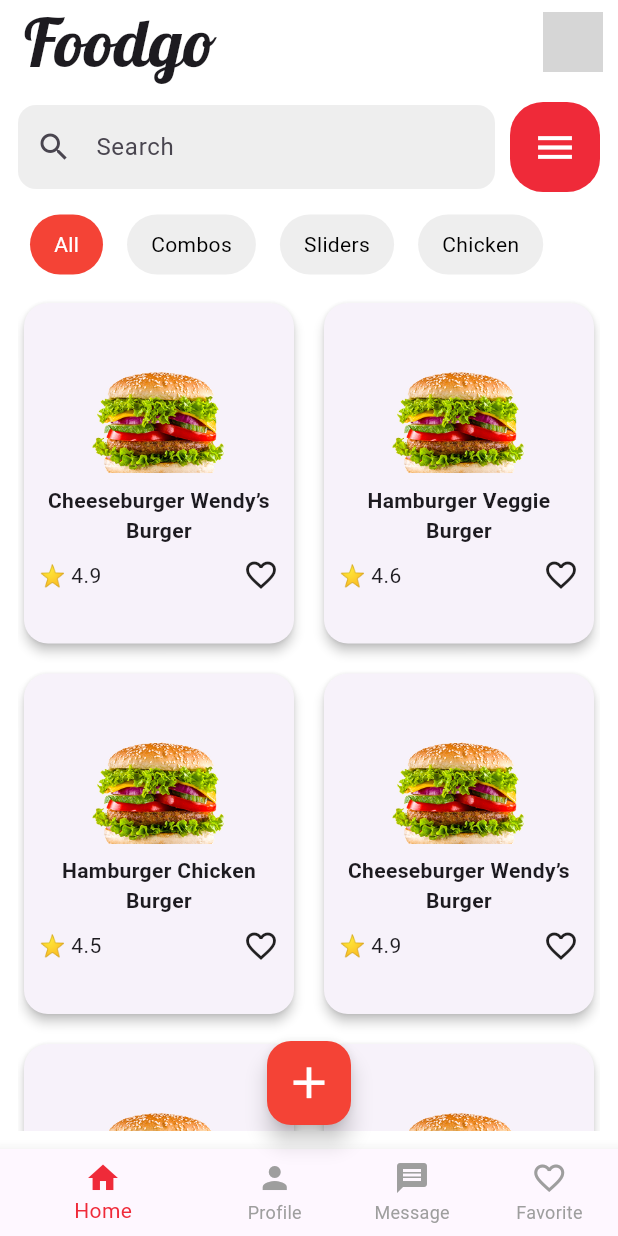
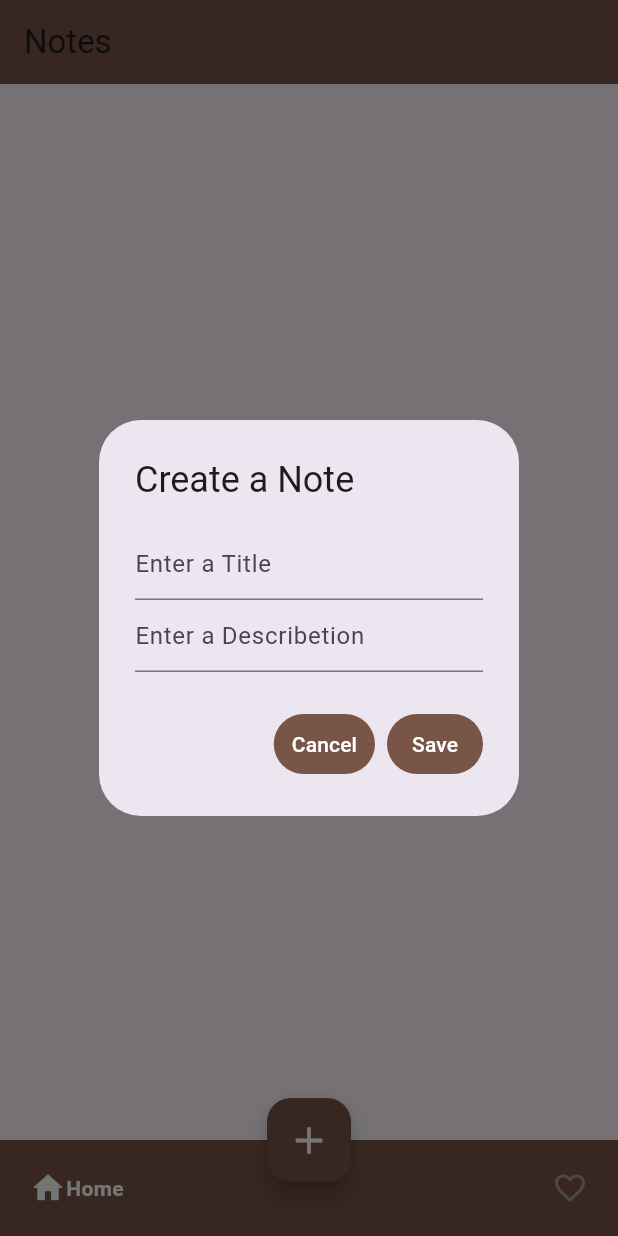
Before and after one commit to meredwan/LWN_Al_Project, a Flutter app: the screen it shows after launch, after a tap on the "add" icon, on a phone screen of 412 x 824 dp. Run offline on Flutter 3.47's test engine with Material 3 defaults, Android fonts, the phone set to English and light mode, and no system bars; drawn by our look-alikes of google_nav_bar; grey boxes are pictures that could not be loaded.

Commit message:
Assignment 21 Done

```diff
--- a/lib/app.dart
+++ b/lib/app.dart
@@ -1,15 +1,14 @@
 import 'package:assignment/screens/home_page.dart';
-import 'package:assignment/screens/splash_screen.dart';
 import 'package:flutter/material.dart';
 
-class foodgoApp extends StatelessWidget {
-  const foodgoApp({super.key});
+class NotepadApp extends StatelessWidget {
+  const NotepadApp({super.key});
 
   @override
   Widget build(BuildContext context) {
     return  MaterialApp(
       debugShowCheckedModeBanner: false,
-      home: SplashScreen(),
+      home: HomePage(),
     );
   }
 }
--- a/lib/main.dart
+++ b/lib/main.dart
@@ -2,5 +2,5 @@ import 'package:assignment/app.dart';
 import 'package:flutter/material.dart';
 
 void main() {
-  runApp(foodgoApp());
+  runApp(NotepadApp());
 }
--- a/lib/screens/home_page.dart
+++ b/lib/screens/home_page.dart
@@ -1,211 +1,95 @@
+import 'package:assignment/screens/favourite_screen.dart';
+import 'package:assignment/screens/note_screen.dart';
 import 'package:flutter/material.dart';
-import 'package:google_fonts/google_fonts.dart';
+import 'package:google_nav_bar/google_nav_bar.dart';
 
-import 'details_screens.dart';
+class HomePage extends StatefulWidget {
+  const HomePage({super.key});
 
-/// Home Screen
-class HomeScreen extends StatelessWidget {
-  const HomeScreen({super.key});
+  @override
+  State<HomePage> createState() => _HomePageState();
+}
+
+class _HomePageState extends State<HomePage> {
+  int currentIndex = 0;
+  List<Widget> pages = [NoteScreen(), FavouriteScreen()];
 
   @override
   Widget build(BuildContext context) {
-    final categories = ["All", "Combos", "Sliders", "Chicken"];
-    final burgers = [
-      {
-        "title": "Cheeseburger Wendy’s Burger",
-        "rating": 4.9,
-        "image": "assets/images/image 9.png",
+    return Scaffold(
+      appBar: AppBar(backgroundColor: Colors.brown, title: Text("Notes")),
+      body: Column(children: []),
+      bottomNavigationBar: GNav(
+        onTabChange: (value) {
+          setState(() {
+            currentIndex = value;
+          });
         },
-      {
-        "title": "Hamburger Veggie Burger",
-        "rating": 4.6,
-        "image": "assets/images/image 9.png",
-      },
-      {
-        "title": "Hamburger Chicken Burger",
-        "rating": 4.5,
-        "image": "assets/images/image 9.png",
-      },
-      {
-        "title": "Cheeseburger Wendy’s Burger",
-        "rating": 4.9,
-        "image": "assets/images/image 9.png",
-      },
-      {
-        "title": "Hamburger Veggie Burger",
-        "rating": 4.6,
-        "image": "assets/images/image 9.png",
-      },
-      {
-        "title": "Hamburger Chicken Burger",
-        "rating": 4.5,
-        "image": "assets/images/image 9.png",
-      },
-    ];
-
-    return Scaffold(
-      backgroundColor: Colors.white,
-      appBar: AppBar(
-        backgroundColor: Colors.white,
-        title: Text(
-          "Foodgo",
-          style: GoogleFonts.lobster(textStyle: TextStyle(fontSize: 45)),
-        ),
-        actions: const [
-          CircleAvatar(backgroundImage: AssetImage("assets/user.png")),
-          SizedBox(width: 10),
+        backgroundColor: Colors.brown,
+        activeColor: Colors.white,
+        color: Colors.grey,
+        selectedIndex: currentIndex,
+        iconSize: 24,
+        padding: EdgeInsets.symmetric(horizontal: 20, vertical: 20),
+        tabs: [
+          GButton(icon: Icons.home, text: 'Home'),
+          GButton(icon: Icons.favorite_border, text: 'Likes'),
         ],
       ),
-      body: Padding(
-        padding: const EdgeInsets.all(12.0),
-        child: Column(
-          crossAxisAlignment: CrossAxisAlignment.start,
+      floatingActionButton: FloatingActionButton(
+        mini: false,
+        backgroundColor: Colors.brown,
+        onPressed: () {
+          _showAlertDialog(context);
+        },
+        child: Icon(Icons.add, color: Colors.white, size: 30),
+      ),
+      floatingActionButtonLocation: FloatingActionButtonLocation.centerDocked,
+    );
+  }
+
+  void _showAlertDialog(BuildContext context) {
+    showDialog(
+      context: context,
+      builder: (context) {
+        return Center(
+          child: SingleChildScrollView(
+            child: AlertDialog(
+              title: Text("Create a Note"),
+              content: Column(
                 children: [
-            /// Search Bar
-            Row(
-              children: [
-                Expanded(
-                  child: TextField(
+                  TextFormField(
+                    decoration: InputDecoration(hintText: "Enter a Title"),
+                  ),
+                  TextFormField(
                     decoration: InputDecoration(
-                      prefixIcon: const Icon(Icons.search),
-                      hintText: "Search",
-                      filled: true,
-                      fillColor: Colors.grey[200],
-                      border: OutlineInputBorder(
-                        borderRadius: BorderRadius.circular(12),
-                        borderSide: BorderSide.none,
-                      ),
-                    ),
-                  ),
-                ),
-                SizedBox(width: 10),
-                Container(
-                  height: 60,
-                  width: 60,
-                  decoration: BoxDecoration(
-                    color: Color(0XFFef2a39),
-                    borderRadius: BorderRadius.circular(22),
-                  ),
-                  child: Center(
-                    child: Icon(Icons.menu, color: Colors.white, size: 30),
+                      hintText: "Enter a Describetion",
                     ),
                   ),
                 ],
               ),
-            const SizedBox(height: 15),
-
-            /// Categories
-            SizedBox(
-              height: 40,
-              child: ListView.builder(
-                scrollDirection: Axis.horizontal,
-                itemCount: categories.length,
-                itemBuilder: (context, index) {
-                  return Container(
-                    margin: const EdgeInsets.symmetric(horizontal: 8),
-                    padding: const EdgeInsets.symmetric(
-                      horizontal: 16,
-                      vertical: 8,
+              actions: [
+                TextButton(
+                  onPressed: () {},
+                  style: TextButton.styleFrom(
+                    backgroundColor: Colors.brown,
+                    foregroundColor: Colors.white,
                   ),
-                    decoration: BoxDecoration(
-                      color: index == 0 ? Colors.red : Colors.grey[200],
-                      borderRadius: BorderRadius.circular(20),
+                  child: Text("Cancel"),
                 ),
-                    child: Center(
-                      child: Text(
-                        categories[index],
-                        style: TextStyle(
-                          color: index == 0 ? Colors.white : Colors.black,
+                TextButton(
+                  onPressed: () {},
+                  style: TextButton.styleFrom(
+                    backgroundColor: Colors.brown,
+                    foregroundColor: Colors.white,
                   ),
-                      ),
-                    ),
-                  );
-                },
-              ),
-            ),
-            const SizedBox(height: 15),
-
-            /// Burger Grid
-            Expanded(
-              child: GridView.builder(
-                gridDelegate: const SliverGridDelegateWithFixedCrossAxisCount(
-                  crossAxisCount: 2,
-                  crossAxisSpacing: 12,
-                  mainAxisSpacing: 12,
-                  childAspectRatio: 0.8,
-                ),
-                itemCount: burgers.length,
-                itemBuilder: (context, index) {
-                  final burger = burgers[index];
-                  return GestureDetector(
-                    onTap: () {
-                      Navigator.push(
-                        context,
-                        MaterialPageRoute(
-                          builder: (_) => ProductScreen(burger: burger),
-                        ),
-                      );
-                    },
-                    child: Card(
-                      shape: RoundedRectangleBorder(
-                        borderRadius: BorderRadius.circular(16),
-                      ),
-                      elevation: 3,
-                      child: Column(
-                        mainAxisAlignment: MainAxisAlignment.center,
-                        children: [
-                          Image.asset("assets/images/sp-1.png", height: 80),
-                          Padding(
-                            padding: const EdgeInsets.all(8.0),
-                            child: Text(
-                              "${burger["title"]}",
-                              textAlign: TextAlign.center,
-                              style: const TextStyle(
-                                fontWeight: FontWeight.bold,
-                                fontSize: 14,
-                              ),
-                            ),
-                          ),
-                          Padding(
-                            padding: const EdgeInsets.symmetric(horizontal: 10),
-                            child: Row(
-                              mainAxisAlignment: MainAxisAlignment.spaceBetween,
-                              children: [
-                                Text("⭐ ${burger["rating"]}"),
-                                Icon(Icons.favorite_border),
-                              ],
-                            ),
+                  child: Text("Save"),
                 ),
               ],
             ),
           ),
         );
       },
-              ),
-            ),
-          ],
-        ),
-      ),
-      bottomNavigationBar: BottomNavigationBar(
-        showUnselectedLabels: true,
-        selectedItemColor: Color(0XFFef2a39),
-        unselectedItemColor: Colors.grey,
-        items: [
-          BottomNavigationBarItem(icon: Icon(Icons.home), label: 'Home'),
-          BottomNavigationBarItem(icon: Icon(Icons.person), label: 'Profile'),
-          BottomNavigationBarItem(icon: Icon(Icons.message), label: 'Message'),
-          BottomNavigationBarItem(
-            icon: Icon(Icons.favorite_border),
-            label: 'Favorite',
-          ),
-        ],
-      ),
-      floatingActionButtonLocation: FloatingActionButtonLocation.centerFloat,
-      floatingActionButton: FloatingActionButton(
-        backgroundColor: Colors.red,
-        onPressed: () {},
-        child: const Icon(Icons.add, color: Colors.white, size: 35),
-      ),
     );
   }
 }
--- a/lib/screens/splash_screen.dart
+++ /dev/null
@@ -1,62 +0,0 @@
-import 'package:assignment/screens/home_page.dart';
-import 'package:flutter/material.dart';
-import 'package:google_fonts/google_fonts.dart';
-
-class SplashScreen extends StatelessWidget {
-  const SplashScreen({super.key});
-
-  @override
-  Widget build(BuildContext context) {
-    Future.delayed(const Duration(seconds: 3), () {
-      Navigator.pushReplacement(
-        context,
-        MaterialPageRoute(builder: (_) => const HomeScreen()),
-      );
-    });
-
-    return Scaffold(
-      body: Stack(
-        children: [
-          Container(
-            height: double.infinity,
-            width: double.infinity,
-            decoration: const BoxDecoration(
-              gradient: LinearGradient(
-                colors: [Color(0XFFfc8089), Color(0XFFef2a39)],
-                begin: Alignment.topCenter,
-                end: Alignment.bottomCenter,
-              ),
-            ),
-          ),
-          Positioned(
-            top: 280,
-            right: 120,
-            child: Text(
-              "Foodgo",
-              style: GoogleFonts.lobster(
-                textStyle: TextStyle(
-                  fontSize: 60,
-                  fontWeight: FontWeight.bold,
-                  color: Colors.white,
-                ),
-              ),
-            ),
-          ),
-          Positioned(
-            bottom: 0,
-            child: Column(
-              children: [Image(image: AssetImage("assets/images/sp-2.png"))],
-            ),
-          ),
-          Positioned(
-            bottom: 0,
-            left: 130,
-            child: Column(
-              children: [Image(image: AssetImage("assets/images/sp-1.png"))],
-            ),
-          ),
-        ],
-      ),
-    );
-  }
-}
--- a/pubspec.yaml
+++ b/pubspec.yaml
@@ -34,7 +34,7 @@ dependencies:
   # The following adds the Cupertino Icons font to your application.
   # Use with the CupertinoIcons class for iOS style icons.
   cupertino_icons: ^1.0.8
-  flutter_slidable: ^4.0.0
+  google_nav_bar: ^5.0.7
   google_fonts:
 
 dev_dependencies:
```
Also changed, not shown: lib/screens/details_screens.dart (deleted, +0 -159 lines), lib/screens/favourite_screen.dart (added, +15 -0 lines), lib/screens/note_screen.dart (added, +15 -0 lines), pubspec.lock, 1 other file. Lines whose indentation alone changed are shown as unchanged.
